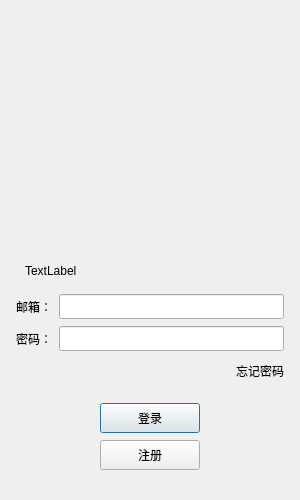
Above: client/wetalk/Sources/Forms/logindialog.ui from 2969748760/wetalk before the change. Below: the same form after it.
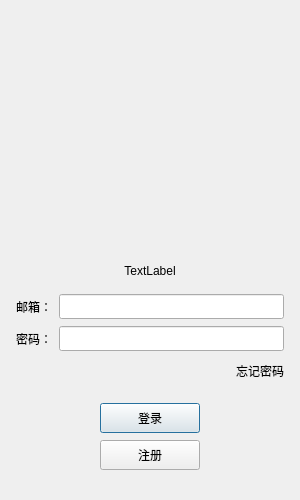
That is the form after the change. Icons and pictures are not drawn. Custom widgets are drawn as their Qt base class.

Patch:
```diff
--- a/client/wetalk/Sources/Forms/logindialog.ui
+++ b/client/wetalk/Sources/Forms/logindialog.ui
@@ -64,7 +64,7 @@
         <property name="rightMargin">
          <number>9</number>
         </property>
-        <item alignment="|Qt::AlignmentFlag::AlignVCenter">
+        <item>
          <widget class="QLabel" name="head_label">
           <property name="minimumSize">
            <size>
@@ -114,7 +114,7 @@
        </property>
       </spacer>
      </item>
-     <item alignment="|Qt::AlignmentFlag::AlignVCenter">
+     <item alignment="Qt::AlignmentFlag::Qt::AlignmentFlag::AlignVCenter">
       <widget class="QWidget" name="error_widget" native="true">
        <property name="minimumSize">
         <size>
@@ -123,11 +123,14 @@
         </size>
        </property>
        <layout class="QVBoxLayout" name="verticalLayout_4">
-        <item alignment="|Qt::AlignmentFlag::AlignVCenter">
+        <item>
          <widget class="QLabel" name="error_tip">
           <property name="text">
            <string>TextLabel</string>
           </property>
+          <property name="alignment">
+           <set>Qt::AlignmentFlag::AlignCenter</set>
+          </property>
          </widget>
         </item>
        </layout>
```
Left out of the diff: 4 changed lines with no effect on the pictures.
